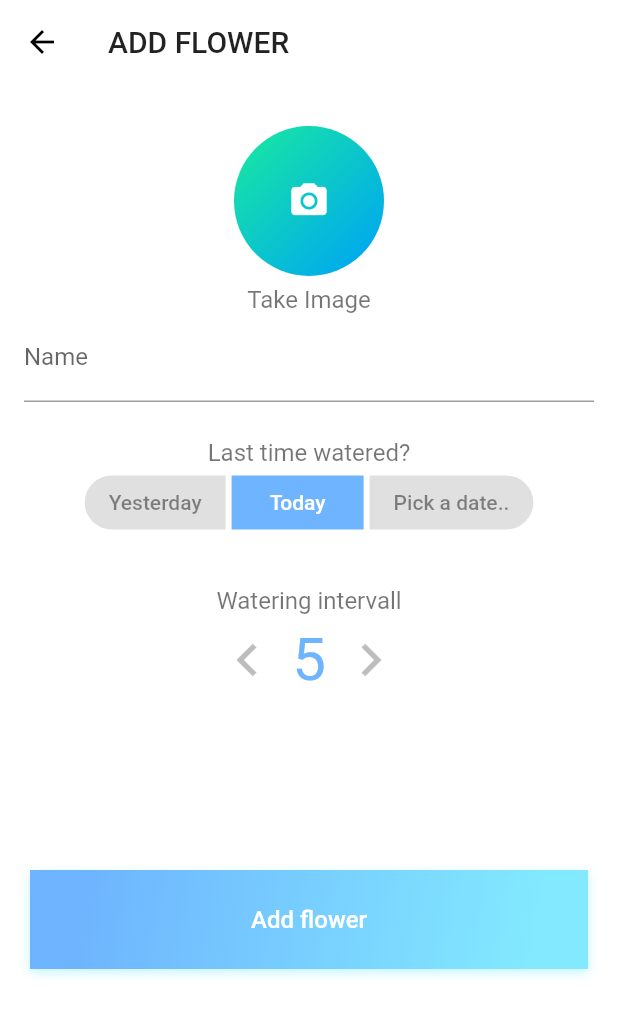
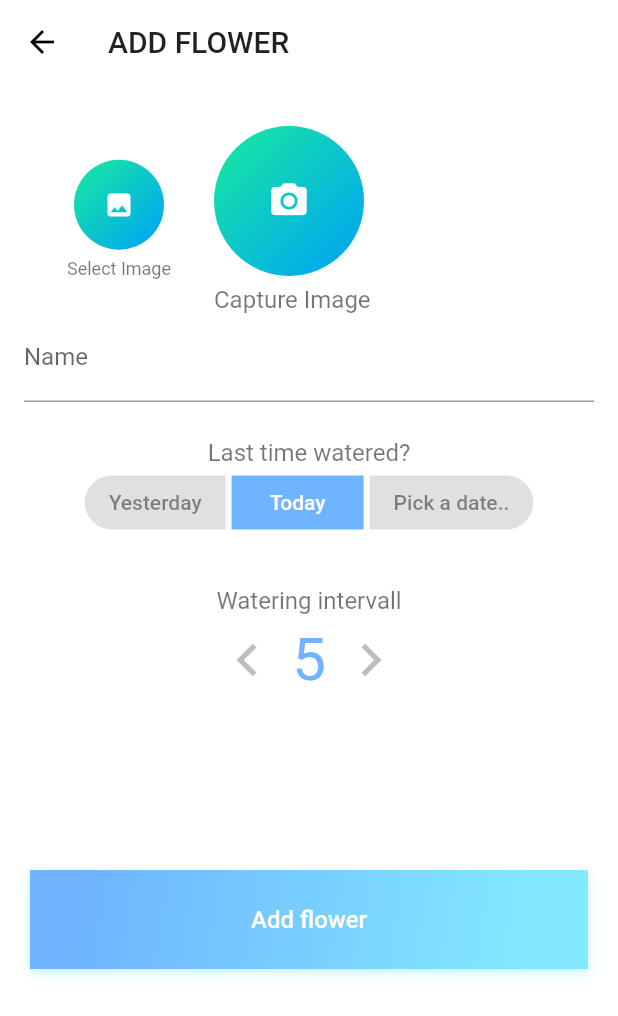
Before and after one commit to MartinHennrich/flowers-v2, a Flutter app: the CreateFlower screen opened by its route, on a phone screen of 412 x 824 dp. Shown: the top 1016 px of the screen. Run offline on Flutter 3.47's test engine with Material 2 defaults, Android fonts, the light colour scheme and no system bars; our stand-ins replace cached_network_image, firebase_auth, firebase_database, firebase_storage, flutter_redux, gradient_widgets and 2 more; accounts and stored records are empty; network calls fail.

Commit message:
feat: select from gallery

```diff
--- a/flowers/lib/components/create-flower/getImage.dart
+++ b/flowers/lib/components/create-flower/getImage.dart
@@ -4,36 +4,75 @@ import 'package:flutter/material.dart';
 
 import '../../constants/colors.dart';
 
-class GetImage extends StatelessWidget {
+class GetImage extends StatefulWidget {
   final Function(File) onSave;
 
   GetImage({
     @required this.onSave
   });
 
-  Future<File> _getImage() async {
-    return await ImagePicker.pickImage(source: ImageSource.camera);
+
+  @override
+    State<StatefulWidget> createState() {
+      return GetImageState();
+    }
 }
 
-  Widget _getImageContainer(FormFieldState<dynamic> imageForm) {
+enum ImageSourceType {
+  Camera,
+  Gallery
+}
+
+class GetImageState extends State<GetImage> {
+  ImageSourceType _imageSourceType = ImageSourceType.Camera;
+
+  Future<File> _getImageFromCamera() async {
+    var value = await ImagePicker.pickImage(source: ImageSource.camera);
+    setState(() {
+      _imageSourceType = ImageSourceType.Camera;
+    });
+    return value;
+  }
+
+  Future<File> _getImageFromGallery() async {
+    var value = await ImagePicker.pickImage(source: ImageSource.gallery);
+    setState(() {
+      _imageSourceType = ImageSourceType.Gallery;
+    });
+    return value;
+  }
+
+  Widget _getImageContainer(double height, double width, Icon icon, ImageSourceType type, dynamic value) {
     return Container(
-      height: 100,
-      width: 100,
+      height: height,
+      width: width,
       margin: EdgeInsets.fromLTRB(0, 28, 0, 6),
       decoration: BoxDecoration(
         gradient: GreenBlueGradient,
-        image: imageForm.value == null ? null : DecorationImage(
-          image: FileImage(imageForm.value),
+        image: (value != null && type == _imageSourceType) ?  DecorationImage(
+          image: FileImage(value),
           fit: BoxFit.cover,
-        ),
+        ) : null,
         borderRadius: BorderRadius.all(Radius.circular(50)),
       ),
-      child: Icon(
+      child: icon
+    );
+  }
+
+  Widget _getCameraContainer(FormFieldState<dynamic> imageForm) {
+    return _getImageContainer(100, 100, Icon(
       Icons.camera_alt,
       size: 28,
       color: Colors.white,
-      )
-    );
+    ), ImageSourceType.Camera, imageForm.value);
+  }
+
+  Widget _getGalleryContainer(FormFieldState<dynamic> imageForm) {
+    return _getImageContainer(60, 60, Icon(
+      Icons.image,
+      size: 20,
+      color: Colors.white,
+    ), ImageSourceType.Gallery, imageForm.value);
   }
 
   Widget _getErrorWidget(bool hasError, String errorText) {
@@ -50,24 +89,50 @@ class GetImage extends StatelessWidget {
   Widget build(BuildContext context) {
     return FormField(
       onSaved: (File file) {
-        onSave(file);
+        widget.onSave(file);
       },
       validator: (value) {
-        return value == null ? 'Image of flower is required' : null;
+        return value == null ? 'Select or take new image' : null;
       },
       builder: (imageForm) {
-        return Center(
+        return Row(
+            children: <Widget>[
+              Expanded(
+                flex: 1,
                 child: Column(
                   children: <Widget>[
                     GestureDetector(
                       onTap: () async {
-                  File image = await _getImage();
+                        File image = await _getImageFromGallery();
                         imageForm.setValue(image);
                         imageForm.setState((){});
                       },
-                child: _getImageContainer(imageForm),
+                      child: _getGalleryContainer(imageForm),
                     ),
-              Text('Take Image',
+                    Text('Select Image',
+                      style: TextStyle(
+                        color: Colors.black54,
+                        fontSize: 12
+                      )
+                    ),
+                    _getErrorWidget(imageForm.hasError, imageForm.errorText)
+                  ],
+                )
+              ),
+              Expanded(
+                flex: 2,
+                child: Column(
+                  crossAxisAlignment: CrossAxisAlignment.start,
+                  children: <Widget>[
+                    GestureDetector(
+                      onTap: () async {
+                        File image = await _getImageFromCamera();
+                        imageForm.setValue(image);
+                        imageForm.setState((){});
+                      },
+                      child: _getCameraContainer(imageForm),
+                    ),
+                    Text('Capture Image',
                       style: TextStyle(
                         color: Colors.black54,
                         fontSize: 16
@@ -76,6 +141,9 @@ class GetImage extends StatelessWidget {
                     _getErrorWidget(imageForm.hasError, imageForm.errorText)
                   ],
                 )
+              )
+            ],
+
         );
       },
     );
```
Lines whose indentation alone changed are shown as unchanged.
